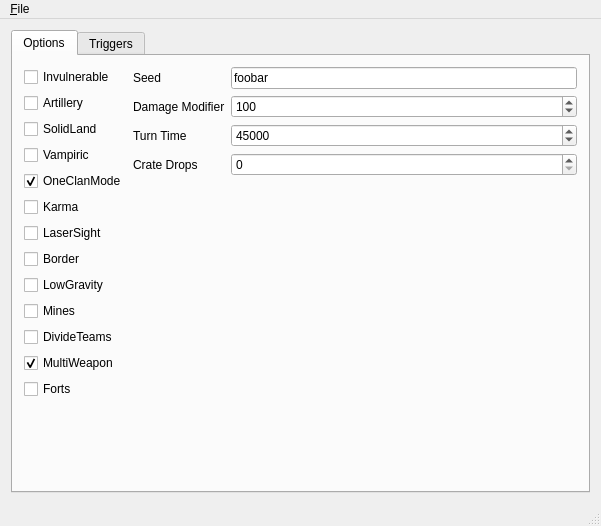
The window that tools/MissionsEditor/editor.ui (burp/hedgewars) describes before a commit, drawn with Qt 5.
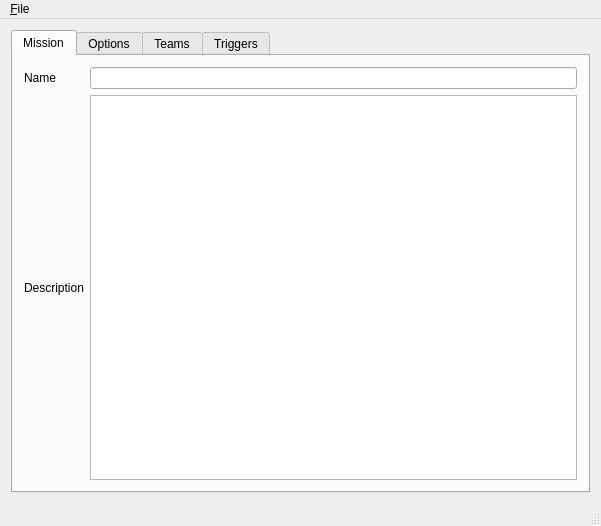
The same window after the commit. The open tabs and pages were chosen to show the change.

Commit message: Partially implement loading mission options

```diff
--- a/tools/MissionsEditor/editor.ui
+++ b/tools/MissionsEditor/editor.ui
@@ -20,6 +20,33 @@
       <property name="currentIndex">
        <number>0</number>
       </property>
+      <widget class="QWidget" name="tab_4">
+       <attribute name="title">
+        <string>Mission</string>
+       </attribute>
+       <layout class="QGridLayout" name="gridLayout_3">
+        <item row="0" column="0">
+         <widget class="QLabel" name="label_4">
+          <property name="text">
+           <string>Name</string>
+          </property>
+         </widget>
+        </item>
+        <item row="0" column="1">
+         <widget class="QLineEdit" name="lineEdit"/>
+        </item>
+        <item row="1" column="0">
+         <widget class="QLabel" name="label_5">
+          <property name="text">
+           <string>Description</string>
+          </property>
+         </widget>
+        </item>
+        <item row="1" column="1">
+         <widget class="QTextEdit" name="textEdit"/>
+        </item>
+       </layout>
+      </widget>
       <widget class="QWidget" name="tab">
        <attribute name="title">
         <string>Options</string>
@@ -232,6 +259,11 @@
         </item>
        </layout>
       </widget>
+      <widget class="QWidget" name="tab_3">
+       <attribute name="title">
+        <string>Teams</string>
+       </attribute>
+      </widget>
       <widget class="QWidget" name="tab_2">
        <attribute name="title">
         <string>Triggers</string>
```
Left out of the diff: 14 changed lines with no effect on the pictures. The commit also changes 3 other files.
